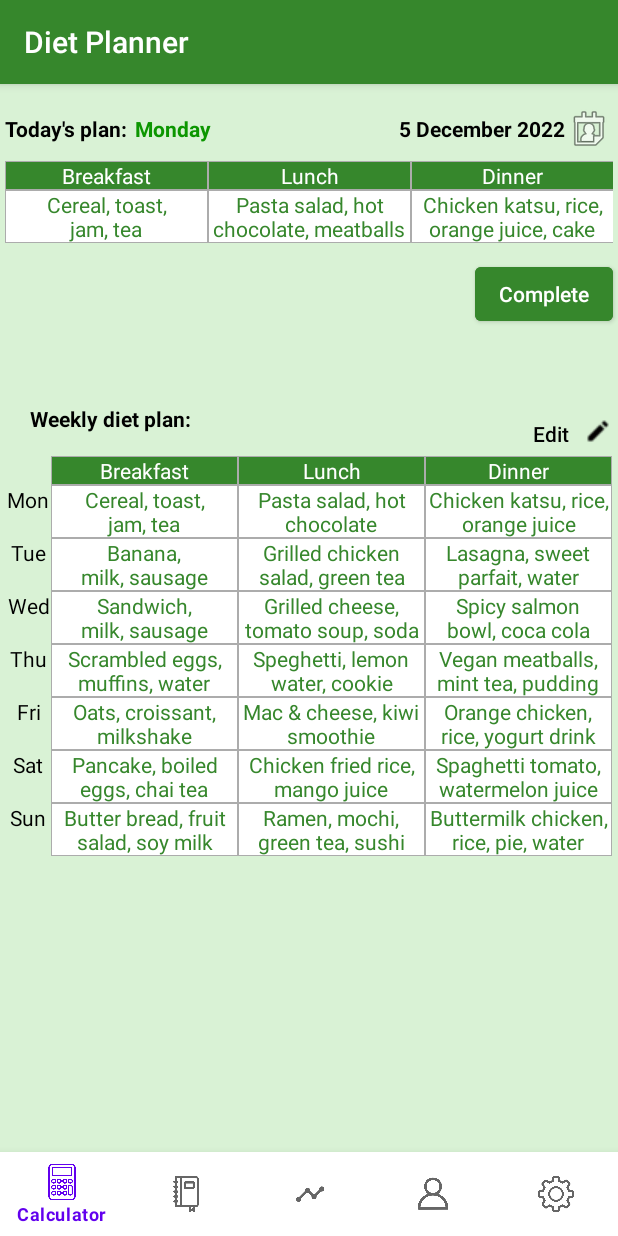
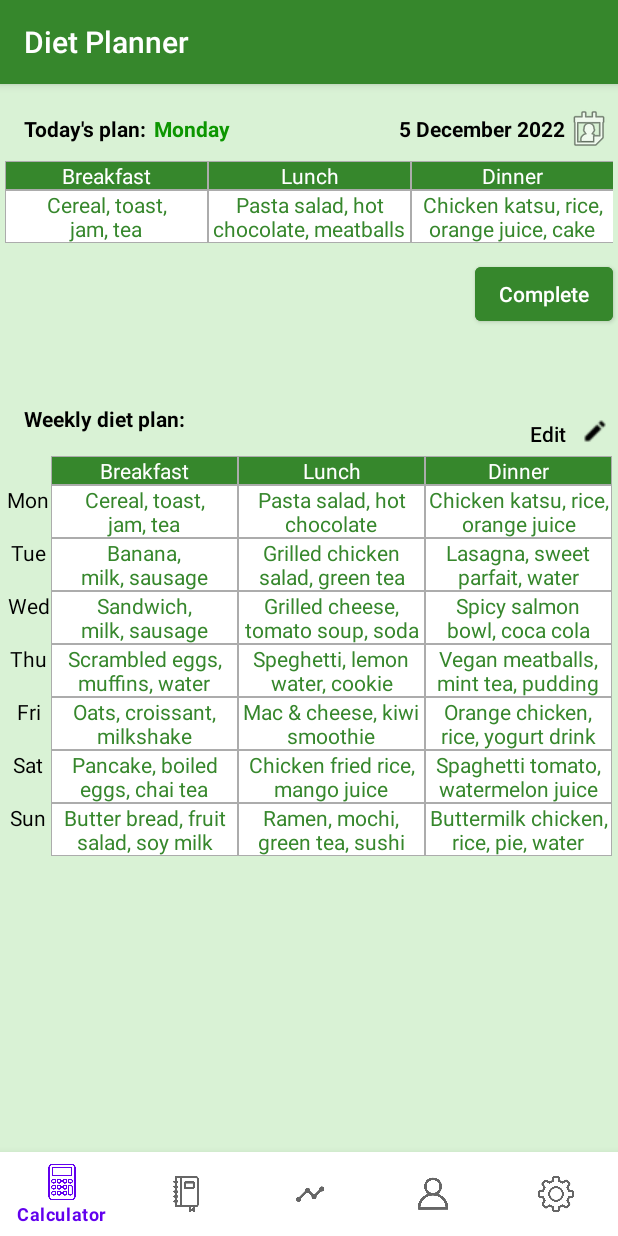
Before and after one commit to LunarDerrick/Healthier_App, an Android app: the DietFragment screen opened directly, with no data from a screen before it, on a phone screen of 412 x 824 dp. Run offline under Robolectric (Android 15) with nearby library versions, the phone set to English and light mode, and no system bars.

```diff
--- a/app/src/main/res/layout/fragment_diet.xml
+++ b/app/src/main/res/layout/fragment_diet.xml
@@ -45,7 +45,7 @@
         android:id="@+id/TVToday"
         android:layout_width="wrap_content"
         android:layout_height="wrap_content"
-        android:layout_marginStart="3dp"
+        android:layout_marginStart="16dp"
         android:layout_marginTop="20dp"
         android:text="@string/TVToday"
         android:textColor="#000000"
@@ -188,7 +188,7 @@
         android:id="@+id/TVWeekly"
         android:layout_width="wrap_content"
         android:layout_height="wrap_content"
-        android:layout_marginStart="20dp"
+        android:layout_marginStart="16dp"
         android:layout_marginTop="269dp"
         android:text="@string/TVWeekly"
         android:textColor="#000000"
```
